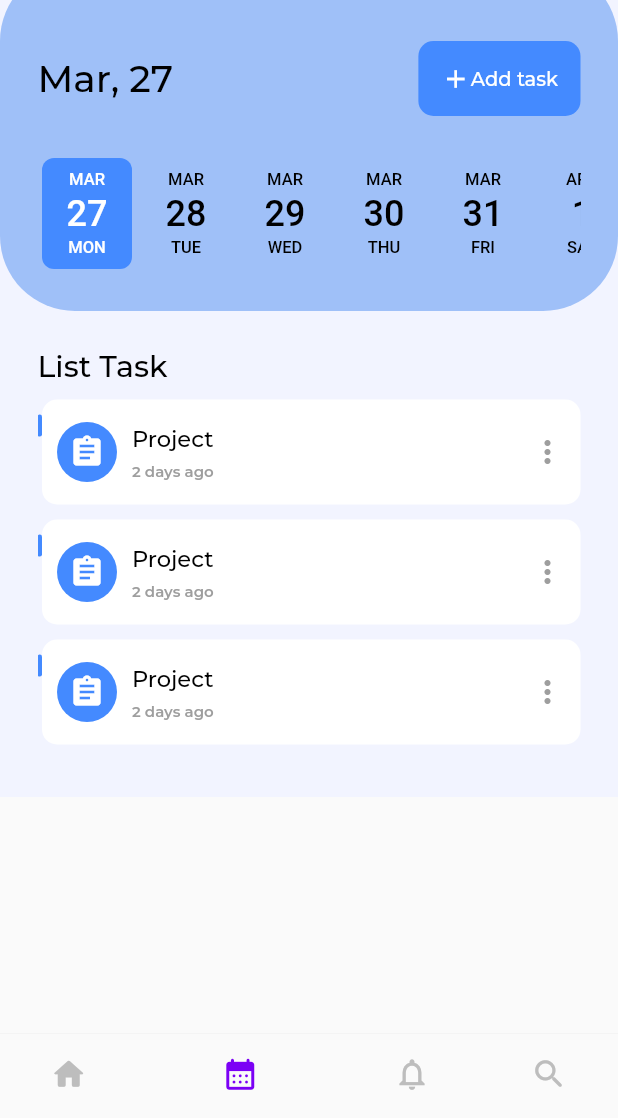
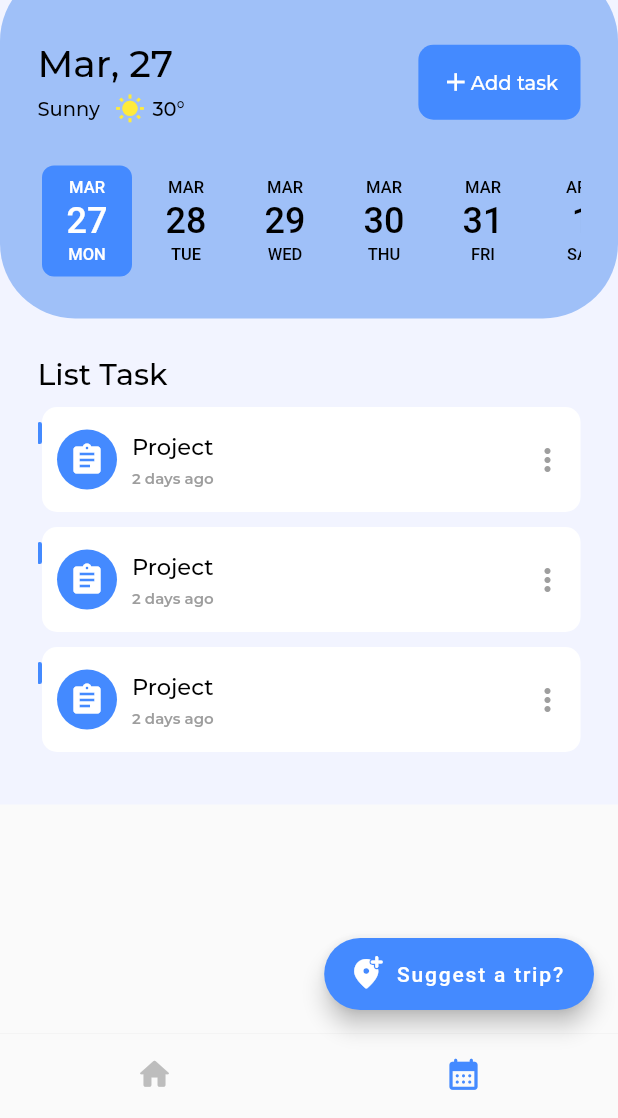
Before and after one commit to ImHuonghihi/WeatherTOP, a Flutter app: the TaskManager screen opened directly with empty values, item 2 of the bottom bar chosen, on a phone screen of 412 x 824 dp, the part 118-1236 px from its top. Run offline on Flutter 3.47's test engine with Material 2 defaults, Android fonts, the phone set to English and light mode, and no system bars; drawn by our look-alikes of date_picker_timeline; our stand-ins replace animate_do, awesome_notifications, bloc, conditional_builder_null_safety, dio, firebase_core and 11 more; missing offline and left inert: awesome_notifications_fcm; accounts and stored records are empty; network calls fail; statements that could not run were skipped; project files that could hold a hidden picture were left out.

Commit message:
create weather in task manager

```diff
--- /dev/null
+++ b/lib/presentation/plan_screen/SearchPage/search_delegate.dart
@@ -0,0 +1,55 @@
+import 'package:flutter/material.dart';
+import 'package:weather/presentation/home_screen/home_screen_cubit/home_screen_cubit.dart';
+import 'package:weather/services/remote/weather_api/weather_api.dart';
+
+class TripSearchDelegate extends SearchDelegate {
+  // using here api to search for locations
+
+  var fakeData = [{"name": "Cairo"}, {"name": "Alexandria"}, {"name": "Giza"}];
+
+  final HomeScreenCubit homeScreenCubit;
+
+  TripSearchDelegate({required this.homeScreenCubit});
+
+  @override
+  List<Widget> buildActions(BuildContext context) {
+    return [
+      IconButton(
+        onPressed: () {
+          query = "";
+        },
+        icon: const Icon(Icons.clear),
+      ),
+    ];
+  }
+
+  @override
+  Widget buildLeading(BuildContext context) {
+    return IconButton(
+      onPressed: () {
+        close(context, null);
+      },
+      icon: const Icon(Icons.arrow_back),
+    );
+  }
+
+  @override
+  Widget buildResults(BuildContext context) {
+    return ListView.builder(
+      itemCount: fakeData.length,
+      itemBuilder: (context, index) {
+        return ListTile(
+          title: Text(fakeData[index]["name"]!),
+          onTap: () {
+            close(context, null);
+          },
+        );
+      },
+    );
+  }
+
+  @override
+  Widget buildSuggestions(BuildContext context) {
+    return buildResults(context);
+  }
+}
--- a/lib/presentation/plan_screen/TasksPage/TasksPage.dart
+++ b/lib/presentation/plan_screen/TasksPage/TasksPage.dart
@@ -50,14 +50,9 @@ class _TasksPageState extends State<TasksPage> {
                   Row(
                     mainAxisAlignment: MainAxisAlignment.spaceBetween,
                     children: [
-                      Text(
-                        DateFormat('MMM, d').format(this._selectedDate),
-                        style: GoogleFonts.montserrat(
-                          color: Colors.black,
-                          fontSize: 25,
-                          fontWeight: FontWeight.w500,
-                        ),
-                      ),
+                      //show weather data of day
+
+                      _buildTaskWeatherData(context),
                       GestureDetector(
                         onTap: () {
                           Navigator.push(
@@ -146,4 +141,48 @@ class _TasksPageState extends State<TasksPage> {
       ),
     );
   }
+
+  _buildTaskWeatherData(BuildContext context) {
+    return Column(
+      crossAxisAlignment: CrossAxisAlignment.start,
+      children: [
+        Text(
+          DateFormat('MMM, d').format(this._selectedDate),
+          style: GoogleFonts.montserrat(
+            color: Colors.black,
+            fontSize: 25,
+            fontWeight: FontWeight.w500,
+          ),
+        ),
+        const SizedBox(height: 5),
+        Row(
+          children: [
+            Text(
+              "Sunny",
+              style: GoogleFonts.montserrat(
+                color: Colors.black,
+                fontSize: 13,
+                fontWeight: FontWeight.w500,
+              ),
+            ),
+            const SizedBox(width: 10),
+            const Icon(
+              Icons.wb_sunny,
+              color: Colors.yellow,
+              size: 20,
+            ),
+            const SizedBox(width: 5),
+            Text(
+              "30°",
+              style: GoogleFonts.montserrat(
+                color: Colors.black,
+                fontSize: 13,
+                fontWeight: FontWeight.w500,
+              ),
+            ),
+          ],
+        )
+      ],
+    );
   }
+}
--- a/lib/presentation/plan_screen/home.dart
+++ b/lib/presentation/plan_screen/home.dart
@@ -2,12 +2,14 @@ import 'package:flutter/cupertino.dart';
 import 'package:flutter/material.dart';
 import 'package:flutter/services.dart';
 import 'package:weather/presentation/home_screen/home_screen_cubit/home_screen_cubit.dart';
+import 'package:weather/presentation/plan_screen/SearchPage/search_delegate.dart';
 import 'package:weather/presentation/shared_widgets/my_text.dart';
 import 'package:weather/utils/functions/navigation_functions.dart';
 import 'package:weather/utils/styles/colors.dart';
 import 'package:weather/utils/styles/cosntants.dart';
 
 import 'ProjectsPage/ProjectsPage.dart';
+
 import 'TasksPage/TasksPage.dart';
 
 class TaskManager extends StatefulWidget {
@@ -27,14 +29,15 @@ class _TaskManagerState extends State<TaskManager> {
     });
   }
 
-  final List<Widget> _Pages = [
-    const ProjectsPage(),
-    TasksPage(
-      Goback: (int index) {},
-    )
-  ];
+  _getPages(HomeScreenCubit homeScreenCubit) => [
+        const ProjectsPage(),
+        TasksPage(
+          Goback: (int index) {},
+        ),
+      ];
   @override
   Widget build(BuildContext context) {
+    var pages = _getPages(widget.homeScreenCubit);
     return Scaffold(
       appBar: AppBar(
         systemOverlayStyle: const SystemUiOverlayStyle(
@@ -58,14 +61,25 @@ class _TaskManagerState extends State<TaskManager> {
         centerTitle: true,
         backgroundColor: whiteColor,
       ),
-      body: _Pages.elementAt(_selectedIndex),
+      body: pages.elementAt(_selectedIndex),
+      floatingActionButton: FloatingActionButton.extended(
+        onPressed: () {
+          showSearch(
+              context: context,
+              delegate:
+                  TripSearchDelegate(homeScreenCubit: widget.homeScreenCubit));
+        },
+        label: const Text('Suggest a trip?'),
+        icon: const Icon(Icons.add_location_alt_rounded, color: whiteColor),
+        backgroundColor: Colors.blueAccent,
+      ),
       bottomNavigationBar: BottomNavigationBar(
         showSelectedLabels: false,
         showUnselectedLabels: false,
         elevation: 1,
-        type: BottomNavigationBarType.shifting,
+        // type: BottomNavigationBarType.shifting,
         iconSize: 25,
-        selectedItemColor: const Color.fromARGB(255, 123, 0, 245),
+        selectedItemColor: Colors.blueAccent,
         unselectedItemColor: Colors.grey.shade400,
         currentIndex: _selectedIndex,
         onTap: _onIndexChange,
@@ -74,11 +88,8 @@ class _TaskManagerState extends State<TaskManager> {
               icon: Icon(Icons.home_rounded), label: "Home"),
           BottomNavigationBarItem(
               icon: Icon(Icons.calendar_month_rounded), label: "Tasks"),
-          BottomNavigationBarItem(
-              icon: Icon(Icons.notifications_none_outlined),
-              label: "Notifcation"),
-          BottomNavigationBarItem(
-              icon: Icon(Icons.search_rounded), label: "Search"),
+          // BottomNavigationBarItem(
+          //     icon: Icon(Icons.search_rounded), label: "Search"),
         ],
       ),
     );
```
Lines whose indentation alone changed are shown as unchanged.
